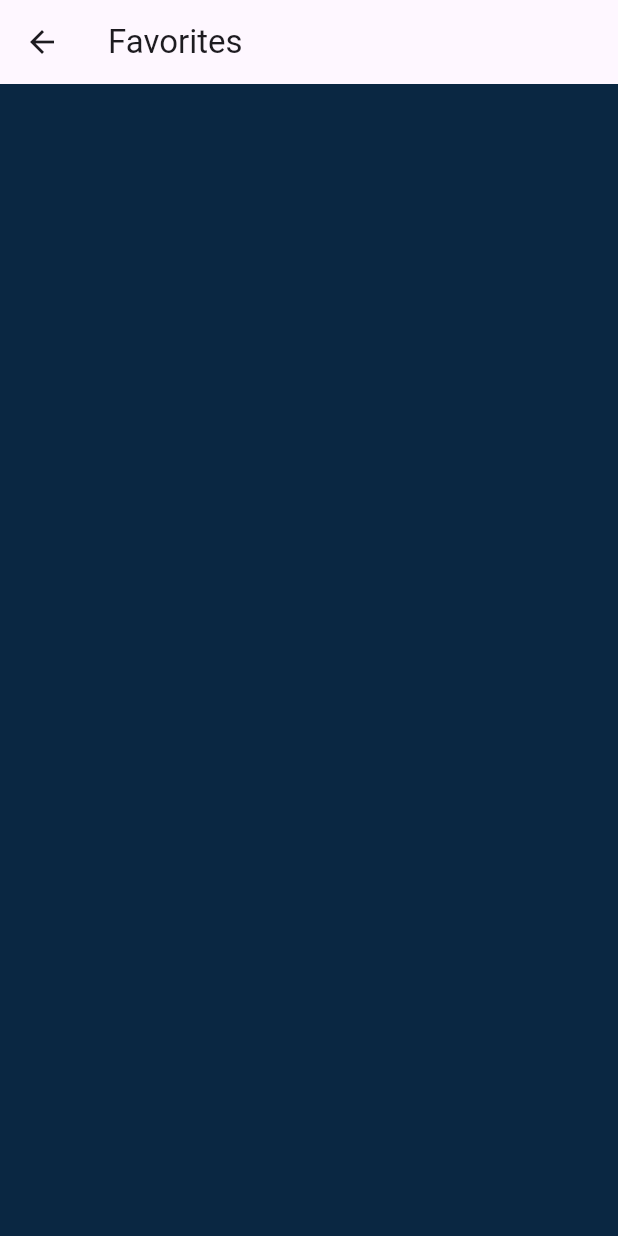
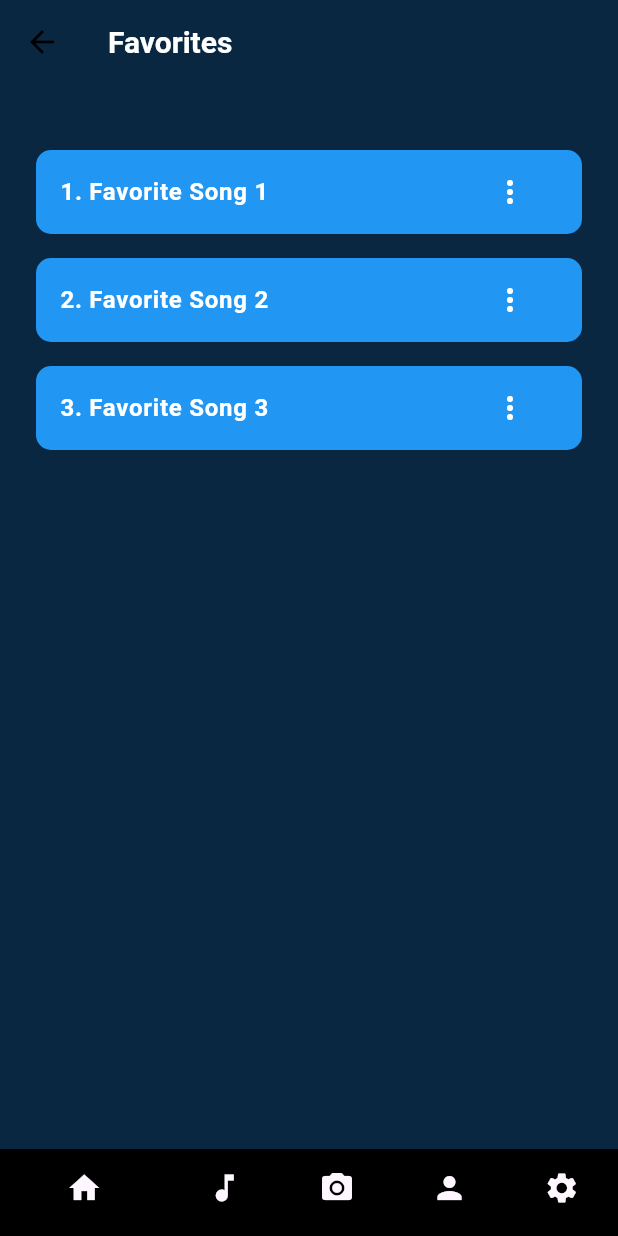
Before and after one commit to PawaniMekhala/EmoRhythm, a Flutter app: the FavoritesPage screen opened directly, on a phone screen of 412 x 824 dp. Run offline on Flutter 3.47's test engine with Material 3 defaults, Android fonts, the phone set to English and light mode, and no system bars; our stand-ins replace device_preview, flutter_spinkit, google_fonts, image_picker.

Commit message:
favorites page

```diff
--- a/lib/main.dart
+++ b/lib/main.dart
@@ -1,4 +1,3 @@
-import 'package:EmoRythm/screens/emotion_result.dart';
 import 'package:flutter/material.dart';
 import 'package:device_preview/device_preview.dart';
 import 'screens/landing.dart';
--- a/lib/screens/about_us.dart
+++ b/lib/screens/about_us.dart
@@ -1,5 +1,4 @@
 import 'package:flutter/material.dart';
-
 import 'navbar.dart';
 
 class AboutUsPage extends StatelessWidget {
--- a/lib/screens/favorites.dart
+++ b/lib/screens/favorites.dart
@@ -1,14 +1,121 @@
 import 'package:flutter/material.dart';
 
-class FavoritesPage extends StatelessWidget {
-  const FavoritesPage({super.key});
+import 'navbar.dart';
+
+class FavoritesPage extends StatefulWidget {
+  const FavoritesPage({Key? key}) : super(key: key);
+
+  @override
+  State<FavoritesPage> createState() => _FavoritesPageState();
+}
+
+class _FavoritesPageState extends State<FavoritesPage> {
+  get isDarkModeEnabled => false;
+
+  // Replace this with your list of favorite songs
+  List<String> favoriteSongs = ["Favorite Song 1", "Favorite Song 2", "Favorite Song 3"];
 
   @override
   Widget build(BuildContext context) {
     return Scaffold(
       appBar: AppBar(
-        title: const Text("Favorites"),
+        leading: IconButton(
+          icon: Icon(
+            Icons.arrow_back,
+            color: isDarkModeEnabled ? Colors.white : Colors.black,
+          ),
+          onPressed: () {
+            Navigator.of(context).pop();
+          },
+        ),
+        backgroundColor: const Color.fromRGBO(10, 39, 66, 1),
+        title: const Text(
+          'Favorites',
+          style: TextStyle(
+            color: Colors.white,
+            fontSize: 20,
+            fontWeight: FontWeight.bold,
+          ),
+        ),
       ),
+      body: Padding(
+        padding: const EdgeInsets.all(16.0),
+        child: Column(
+          crossAxisAlignment: CrossAxisAlignment.center,
+          children: [
+
+            const SizedBox(height: 20),
+            _buildFavoriteMusicList(favoriteSongs),
+          ],
+        ),
+      ),
+       bottomNavigationBar: const BottomNavBar(),
+
     );
   }
+
+  Widget _buildFavoriteMusicList(List<String> favoriteSongs) {
+    return Expanded(
+      child: ListView.builder(
+        itemCount: favoriteSongs.length,
+        itemBuilder: (context, index) {
+          return Container(
+            margin: const EdgeInsets.all(8.0),
+            decoration: BoxDecoration(
+              color: Colors.blue, // Rectangle color
+              borderRadius: BorderRadius.circular(10.0), // Round corner radius
+            ),
+            child: ListTile(
+              title: Text(
+                '${index + 1}. ${favoriteSongs[index]}', // Display index number
+                style: const TextStyle(
+                  color: Colors.white, // Text color
+                  fontSize: 16.0,
+                  fontWeight: FontWeight.bold,
+                ),
+              ),
+              trailing: IconButton(
+                icon: const Icon(Icons.more_vert, color: Colors.white), // Three-dot icon
+                onPressed: () {
+                  _showOptionsDialog(context, favoriteSongs[index]);
+                },
+              ),
+            ),
+          );
+        },
+      ),
+
+    );
+
+  }
+  void _showOptionsDialog(BuildContext context, String song) {
+  showDialog(
+    context: context,
+    builder: (context) {
+      return AlertDialog(
+        title: Text(song),
+        content: Column(
+          mainAxisSize: MainAxisSize.min,
+          children: [
+            ListTile(
+              title: const Text('Play Song'),
+              onTap: () {
+                // Add functionality for Option 1
+                Navigator.of(context).pop(); // Close the dialog after selecting an option
+              },
+            ),
+            ListTile(
+              title: const Text('Remove from favorites'),
+              onTap: () {
+                // Add functionality for Option 2
+                Navigator.of(context).pop(); // Close the dialog after selecting an option
+              },
+            ),
+            // Add more options as needed
+          ],
+        ),
+      );
+    },
+  );
 }
+}
--- a/lib/screens/home.dart
+++ b/lib/screens/home.dart
@@ -2,9 +2,10 @@ import 'package:EmoRythm/screens/emotion_result.dart';
 import 'package:flutter/material.dart';
 import 'about_us.dart';
 import 'activity_log.dart';
+import 'favorites.dart';
 import 'help_and_support.dart';
 import 'navbar.dart';
-import 'settings.dart'; // Assuming you have a SettingsPage
+import 'settings.dart';
 
 class HomePage extends StatefulWidget {
   final String username;
@@ -81,7 +82,7 @@ class _HomePageState extends State<HomePage> {
                       Navigator.push(
                         context,
                         MaterialPageRoute(
-                            builder: (context) => const ActivityLogPage()),
+                            builder: (context) => const FavoritesPage()),
                       );
                     },
                   ),
```
